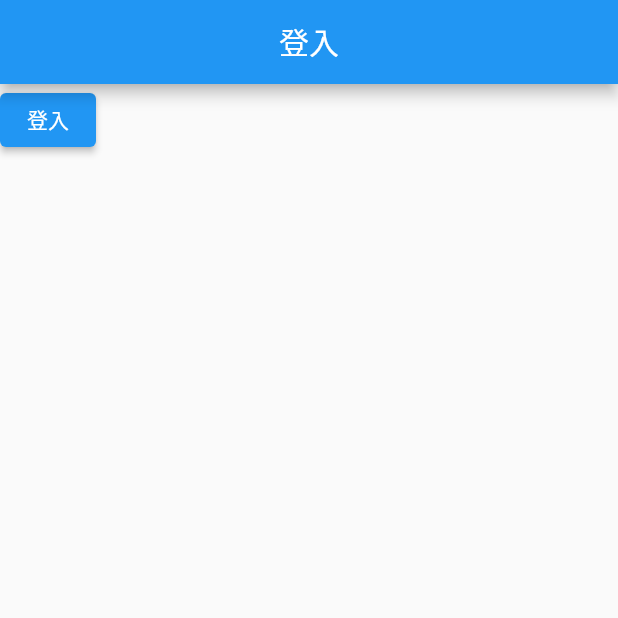
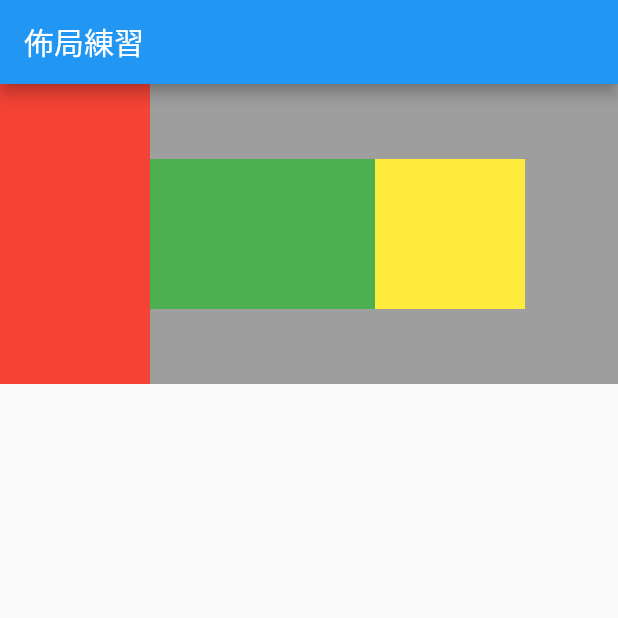
Before and after one commit to martin25tung/flutter_basic, a Flutter app: the screen it shows after launch, on a phone screen of 412 x 824 dp, the top half of it. Run offline on Flutter 3.47's test engine with Material 2 defaults, Android fonts, the light colour scheme and no system bars.

Commit message:
佈局Row、Column

```diff
--- a/lib/main.dart
+++ b/lib/main.dart
@@ -1,5 +1,6 @@
 import 'package:flutter/material.dart';
 import 'package:flutter_basic/widgets/demo_01.dart';
+import 'package:flutter_basic/widgets/layout_demo.dart';
 import 'package:flutter_basic/widgets/navigator_demo.dart';
 
 void main() {
@@ -20,8 +21,10 @@ class MyApp extends StatelessWidget {
       ),
       routes: {
         "/": (context) => LoginPage(),
+        "layout": (context) => LayoutDemo(),
         // "menu": (context) => MenuPage()
       },
+      initialRoute: "layout",
       onGenerateRoute: (s) {
         // 可以在這裡做未登入檢查
         switch (s.name) {
--- /dev/null
+++ b/lib/widgets/layout_demo.dart
@@ -0,0 +1,56 @@
+import 'package:flutter/cupertino.dart';
+import 'package:flutter/material.dart';
+
+class LayoutDemo extends StatelessWidget {
+  const LayoutDemo({Key? key}) : super(key: key);
+
+  @override
+  Widget build(BuildContext context) {
+    return Scaffold(
+      appBar: AppBar(
+        title: Text("佈局練習"),
+      ),
+      body: Container(
+        color: Colors.grey,
+        // child: Column(
+        //   children: [
+        //     Container(
+        //       color: Colors.red,
+        //       width: 100,
+        //       height: 100,
+        //     ),
+        //     Container(
+        //       color: Colors.green,
+        //       width: 150,
+        //       height: 100,
+        //     ),
+        //     Container(
+        //       color: Colors.yellow,
+        //       width: 100,
+        //       height: 100,
+        //     )
+        //   ],
+        // ),
+        child: Row(
+          children: [
+            Container(
+              color: Colors.red,
+              width: 100,
+              height: 200,
+            ),
+            Container(
+              color: Colors.green,
+              width: 150,
+              height: 100,
+            ),
+            Container(
+              color: Colors.yellow,
+              width: 100,
+              height: 100,
+            )
+          ],
+        ),
+      ),
+    );
+  }
+}
```
